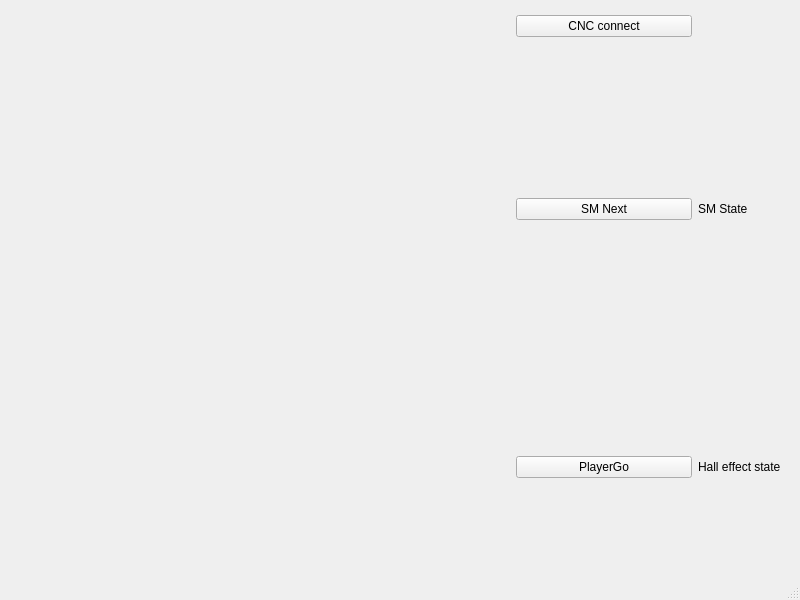
The window that Software/PC/python_test/QT/test0/form.ui (reivax-boucoi/Chess_table) describes before a commit, drawn with Qt 5.
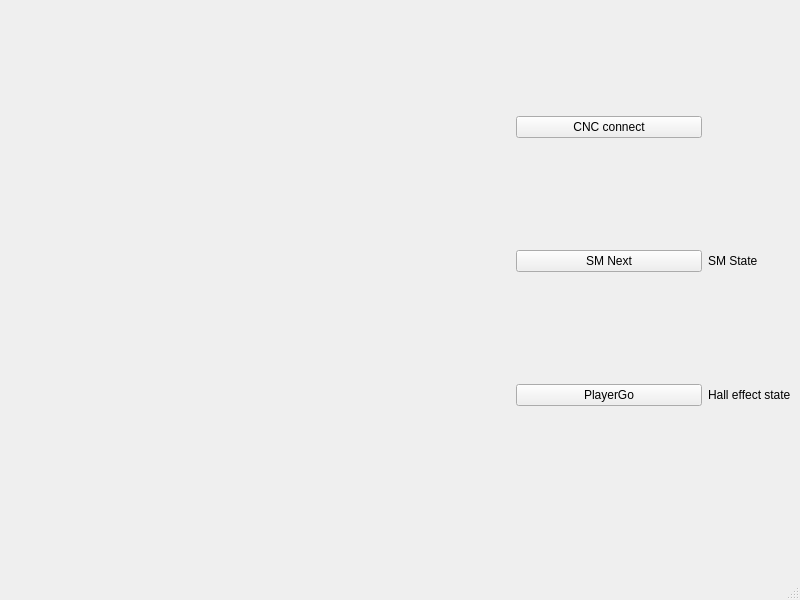
The same window after the commit. Icons and pictures are not drawn.

```diff
--- a/Software/PC/python_test/QT/test0/form.ui
+++ b/Software/PC/python_test/QT/test0/form.ui
@@ -26,20 +26,38 @@
      <rect>
       <x>10</x>
       <y>10</y>
-      <width>771</width>
-      <height>551</height>
+      <width>781</width>
+      <height>502</height>
      </rect>
     </property>
+    <layout class="QHBoxLayout" name="horizontalLayout_2">
+     <item>
+      <widget class="QWidget" name="svgWidget" native="true">
+       <property name="minimumSize">
+        <size>
+         <width>500</width>
+         <height>500</height>
+        </size>
+       </property>
+      </widget>
+     </item>
+     <item>
     <layout class="QGridLayout" name="gridLayout">
-     <item row="1" column="1">
+       <item row="1" column="0">
       <widget class="QPushButton" name="SMNext_button">
        <property name="text">
         <string>SM Next</string>
        </property>
       </widget>
      </item>
-     <item row="1" column="2">
+       <item row="1" column="1">
       <widget class="QLabel" name="SMState_label">
+         <property name="sizePolicy">
+          <sizepolicy hsizetype="Preferred" vsizetype="Preferred">
+           <horstretch>0</horstretch>
+           <verstretch>0</verstretch>
+          </sizepolicy>
+         </property>
        <property name="minimumSize">
         <size>
          <width>0</width>
@@ -52,13 +70,6 @@
       </widget>
      </item>
      <item row="2" column="1">
-      <widget class="QPushButton" name="PlayerGo_button">
-       <property name="text">
-        <string>PlayerGo</string>
-       </property>
-      </widget>
-     </item>
-     <item row="2" column="2">
       <widget class="QLabel" name="HEstate_label">
        <property name="sizePolicy">
         <sizepolicy hsizetype="Maximum" vsizetype="Maximum">
@@ -77,17 +88,14 @@
        </property>
       </widget>
      </item>
-     <item row="1" column="0" rowspan="2">
-      <widget class="QWidget" name="mySVGWidget" native="true">
-       <property name="minimumSize">
-        <size>
-         <width>500</width>
-         <height>500</height>
-        </size>
+       <item row="2" column="0">
+        <widget class="QPushButton" name="PlayerGo_button">
+         <property name="text">
+          <string>PlayerGo</string>
        </property>
       </widget>
      </item>
-     <item row="0" column="1">
+       <item row="0" column="0">
       <widget class="QPushButton" name="CNCcon_button">
        <property name="text">
         <string>CNC connect</string>
@@ -95,6 +103,8 @@
       </widget>
      </item>
     </layout>
+     </item>
+    </layout>
    </widget>
   </widget>
   <widget class="QStatusBar" name="statusbar"/>
```
Left out of the diff: 14 changed lines with no effect on the pictures. Lines whose indentation alone changed are shown as unchanged.
